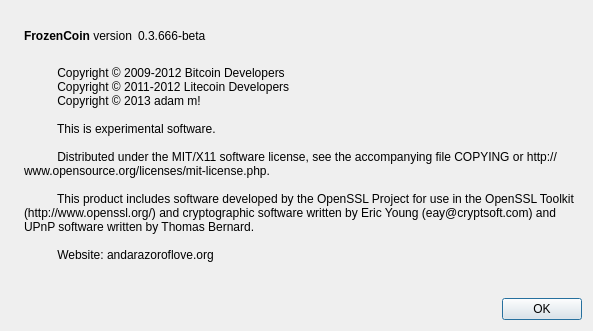
First picture: the form in src/qt/forms/aboutdialog.ui, repository PalinuroSec/FrozenBoxCoin, before the edit.
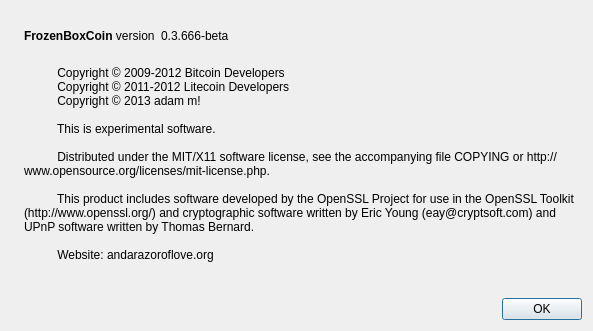
Second picture: the form after the edit. Icons and pictures are not drawn.

The edit to the form file:
```diff
--- a/src/qt/forms/aboutdialog.ui
+++ b/src/qt/forms/aboutdialog.ui
@@ -50,7 +50,7 @@
           <cursorShape>IBeamCursor</cursorShape>
          </property>
          <property name="text">
-          <string>&lt;b&gt;FrozenCoin&lt;/b&gt; version</string>
+          <string>&lt;b&gt;FrozenBoxCoin&lt;/b&gt; version</string>
          </property>
          <property name="textInteractionFlags">
           <set>Qt::LinksAccessibleByMouse|Qt::TextSelectableByKeyboard|Qt::TextSelectableByMouse</set>
```
Left out of the diff: 2 changed lines with no effect on the pictures.
